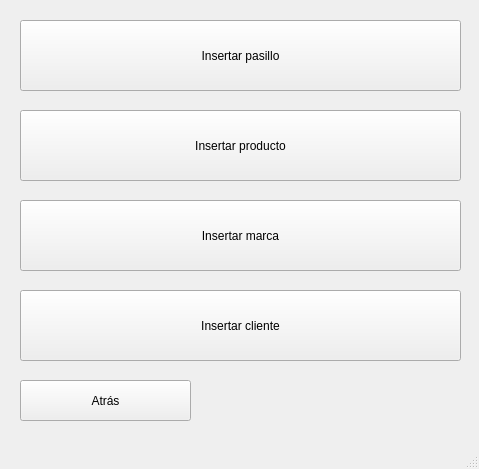
First picture: the form in AdminGUI/window_insert.ui, repository ixcastro/Progra-ED-3-, before the edit.
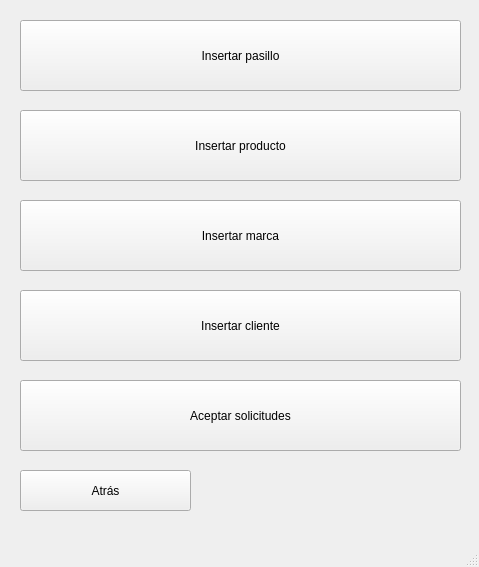
Second picture: the form after the edit.

Diff of the .ui file:
```diff
--- a/AdminGUI/window_insert.ui
+++ b/AdminGUI/window_insert.ui
@@ -7,7 +7,7 @@
     <x>0</x>
     <y>0</y>
     <width>479</width>
-    <height>469</height>
+    <height>567</height>
    </rect>
   </property>
   <property name="windowTitle">
@@ -18,7 +18,7 @@
     <property name="geometry">
      <rect>
       <x>20</x>
-      <y>380</y>
+      <y>470</y>
       <width>171</width>
       <height>41</height>
      </rect>
@@ -79,6 +79,19 @@
      <string>Insertar pasillo</string>
     </property>
    </widget>
+   <widget class="QPushButton" name="solicitudes">
+    <property name="geometry">
+     <rect>
+      <x>20</x>
+      <y>380</y>
+      <width>441</width>
+      <height>71</height>
+     </rect>
+    </property>
+    <property name="text">
+     <string>Aceptar solicitudes</string>
+    </property>
+   </widget>
   </widget>
   <widget class="QMenuBar" name="menubar">
    <property name="geometry">
```
